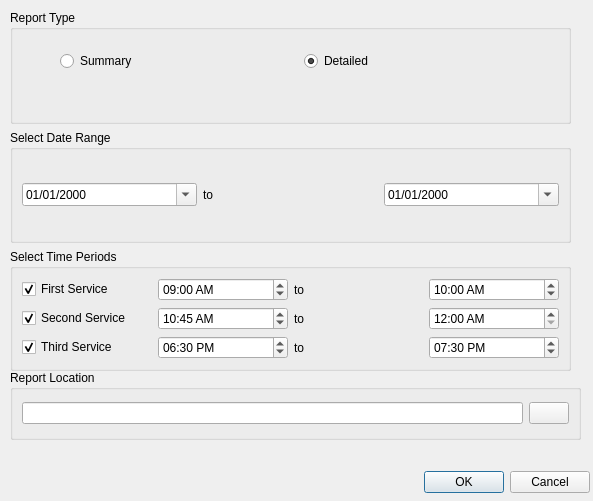
Before: the Qt Designer form resources/forms/songusagedetaildialog.ui in zonArt/openlp, drawn with Qt 5.
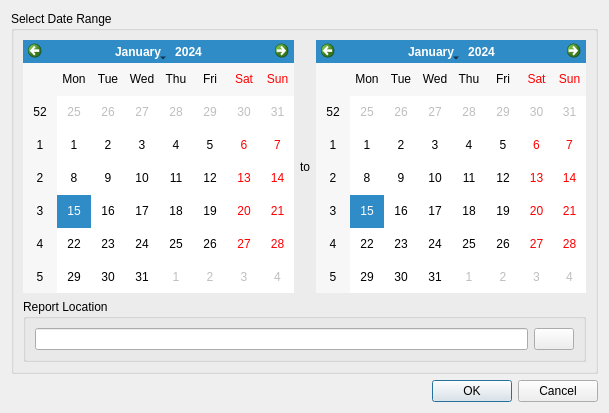
After: the same form once the commit is applied. Icons and pictures are not drawn.

Commit message: New alert tag features and song usage dialog

```diff
--- a/resources/forms/songusagedetaildialog.ui
+++ b/resources/forms/songusagedetaildialog.ui
@@ -6,299 +6,81 @@
    <rect>
     <x>0</x>
     <y>0</y>
-    <width>593</width>
-    <height>501</height>
+    <width>609</width>
+    <height>413</height>
    </rect>
   </property>
   <property name="windowTitle">
    <string>Audit Detail Extraction</string>
   </property>
-  <widget class="QDialogButtonBox" name="buttonBox">
-   <property name="geometry">
-    <rect>
-     <x>420</x>
-     <y>470</y>
-     <width>170</width>
-     <height>25</height>
-    </rect>
-   </property>
-   <property name="standardButtons">
-    <set>QDialogButtonBox::Cancel|QDialogButtonBox::Ok</set>
-   </property>
-  </widget>
-  <widget class="QGroupBox" name="FileGroupBox">
-   <property name="geometry">
-    <rect>
-     <x>10</x>
-     <y>370</y>
-     <width>571</width>
-     <height>70</height>
-    </rect>
-   </property>
-   <property name="title">
-    <string>Report Location</string>
-   </property>
-   <layout class="QVBoxLayout" name="verticalLayout_4">
-    <item>
-     <layout class="QHBoxLayout" name="horizontalLayout">
+  <layout class="QVBoxLayout" name="verticalLayout">
+   <item>
+    <widget class="QGroupBox" name="DateRangeGroupBox">
+     <property name="title">
+      <string>Select Date Range</string>
+     </property>
+     <layout class="QVBoxLayout" name="verticalLayout_2">
       <item>
-       <widget class="QLineEdit" name="FileLineEdit"/>
+       <layout class="QHBoxLayout" name="DateHorizontalLayout">
+        <item>
+         <widget class="QCalendarWidget" name="FromDate"/>
+        </item>
+        <item>
+         <widget class="QLabel" name="ToLabel">
+          <property name="text">
+           <string>to</string>
+          </property>
+          <property name="scaledContents">
+           <bool>false</bool>
+          </property>
+          <property name="alignment">
+           <set>Qt::AlignCenter</set>
+          </property>
+         </widget>
+        </item>
+        <item>
+         <widget class="QCalendarWidget" name="ToDate"/>
+        </item>
+       </layout>
       </item>
       <item>
-       <widget class="QPushButton" name="SaveFilePushButton">
-        <property name="text">
-         <string/>
+       <widget class="QGroupBox" name="FileGroupBox">
+        <property name="title">
+         <string>Report Location</string>
         </property>
-        <property name="icon">
-         <iconset resource="../images/openlp-2.qrc">
-          <normaloff>:/exports/export_load.png</normaloff>:/exports/export_load.png</iconset>
-        </property>
+        <layout class="QVBoxLayout" name="verticalLayout_4">
+         <item>
+          <layout class="QHBoxLayout" name="horizontalLayout">
+           <item>
+            <widget class="QLineEdit" name="FileLineEdit"/>
+           </item>
+           <item>
+            <widget class="QPushButton" name="SaveFilePushButton">
+             <property name="text">
+              <string/>
+             </property>
+             <property name="icon">
+              <iconset resource="../images/openlp-2.qrc">
+               <normaloff>:/exports/export_load.png</normaloff>:/exports/export_load.png</iconset>
+             </property>
+            </widget>
+           </item>
+          </layout>
+         </item>
+        </layout>
        </widget>
       </item>
      </layout>
-    </item>
-   </layout>
-  </widget>
-  <widget class="QWidget" name="layoutWidget">
-   <property name="geometry">
-    <rect>
-     <x>10</x>
-     <y>10</y>
-     <width>561</width>
-     <height>361</height>
-    </rect>
-   </property>
-   <layout class="QVBoxLayout" name="verticalLayout_3">
-    <item>
-     <widget class="QGroupBox" name="ReportTypeGroup">
-      <property name="title">
-       <string>Report Type</string>
-      </property>
-      <widget class="QWidget" name="layoutWidget">
-       <property name="geometry">
-        <rect>
-         <x>50</x>
-         <y>40</y>
-         <width>481</width>
-         <height>23</height>
-        </rect>
-       </property>
-       <layout class="QHBoxLayout" name="ReportHorizontalLayout">
-        <item>
-         <widget class="QRadioButton" name="SummaryReport">
-          <property name="text">
-           <string>Summary</string>
-          </property>
-         </widget>
-        </item>
-        <item>
-         <widget class="QRadioButton" name="DetailedReport">
-          <property name="text">
-           <string>Detailed</string>
-          </property>
-          <property name="checked">
-           <bool>true</bool>
-          </property>
-         </widget>
-        </item>
-       </layout>
-      </widget>
-     </widget>
-    </item>
-    <item>
-     <widget class="QGroupBox" name="DateRangeGroupBox">
-      <property name="title">
-       <string>Select Date Range</string>
-      </property>
-      <layout class="QVBoxLayout" name="verticalLayout_2">
-       <item>
-        <layout class="QHBoxLayout" name="DateHorizontalLayout">
-         <item>
-          <widget class="QDateEdit" name="FromDateEdit">
-           <property name="displayFormat">
-            <string>dd/MM/yyyy</string>
-           </property>
-           <property name="calendarPopup">
-            <bool>true</bool>
-           </property>
-          </widget>
-         </item>
-         <item>
-          <widget class="QLabel" name="To">
-           <property name="text">
-            <string>to</string>
-           </property>
-          </widget>
-         </item>
-         <item>
-          <widget class="QDateEdit" name="ToDateEdit">
-           <property name="displayFormat">
-            <string>dd/MM/yyyy</string>
-           </property>
-           <property name="calendarPopup">
-            <bool>true</bool>
-           </property>
-          </widget>
-         </item>
-        </layout>
-       </item>
-      </layout>
-     </widget>
-    </item>
-    <item>
-     <widget class="QGroupBox" name="TimePeriodGroupBox">
-      <property name="title">
-       <string>Select Time Periods</string>
-      </property>
-      <layout class="QVBoxLayout" name="verticalLayout">
-       <item>
-        <layout class="QHBoxLayout" name="FirstHorizontalLayout">
-         <item>
-          <widget class="QCheckBox" name="FirstCheckBox">
-           <property name="text">
-            <string>First Service</string>
-           </property>
-           <property name="checked">
-            <bool>true</bool>
-           </property>
-          </widget>
-         </item>
-         <item>
-          <widget class="QTimeEdit" name="FirstFromTimeEdit">
-           <property name="displayFormat">
-            <string>hh:mm AP</string>
-           </property>
-           <property name="time">
-            <time>
-             <hour>9</hour>
-             <minute>0</minute>
-             <second>0</second>
-            </time>
-           </property>
-          </widget>
-         </item>
-         <item>
-          <widget class="QLabel" name="FirstTo">
-           <property name="text">
-            <string>to</string>
-           </property>
-          </widget>
-         </item>
-         <item>
-          <widget class="QTimeEdit" name="FirstToTimeEdit">
-           <property name="displayFormat">
-            <string>hh:mm AP</string>
-           </property>
-           <property name="calendarPopup">
-            <bool>true</bool>
-           </property>
-           <property name="time">
-            <time>
-             <hour>10</hour>
-             <minute>0</minute>
-             <second>0</second>
-            </time>
-           </property>
-          </widget>
-         </item>
-        </layout>
-       </item>
-       <item>
-        <layout class="QHBoxLayout" name="SecondHorizontalLayout">
-         <item>
-          <widget class="QCheckBox" name="SecondCheckBox">
-           <property name="text">
-            <string>Second Service</string>
-           </property>
-           <property name="checked">
-            <bool>true</bool>
-           </property>
-          </widget>
-         </item>
-         <item>
-          <widget class="QTimeEdit" name="SecondFromTimeEdit">
-           <property name="displayFormat">
-            <string>hh:mm AP</string>
-           </property>
-           <property name="time">
-            <time>
-             <hour>10</hour>
-             <minute>45</minute>
-             <second>0</second>
-            </time>
-           </property>
-          </widget>
-         </item>
-         <item>
-          <widget class="QLabel" name="SecondTo">
-           <property name="text">
-            <string>to</string>
-           </property>
-          </widget>
-         </item>
-         <item>
-          <widget class="QTimeEdit" name="SecondToTimeEdit">
-           <property name="displayFormat">
-            <string>hh:mm AP</string>
-           </property>
-          </widget>
-         </item>
-        </layout>
-       </item>
-       <item>
-        <layout class="QHBoxLayout" name="ThirdHorizontalLayout">
-         <item>
-          <widget class="QCheckBox" name="ThirdCheckBox">
-           <property name="text">
-            <string>Third Service</string>
-           </property>
-           <property name="checked">
-            <bool>true</bool>
-           </property>
-          </widget>
-         </item>
-         <item>
-          <widget class="QTimeEdit" name="ThirdFromTimeEdit">
-           <property name="displayFormat">
-            <string>hh:mm AP</string>
-           </property>
-           <property name="time">
-            <time>
-             <hour>18</hour>
-             <minute>30</minute>
-             <second>0</second>
-            </time>
-           </property>
-          </widget>
-         </item>
-         <item>
-          <widget class="QLabel" name="ThirdTo">
-           <property name="text">
-            <string>to</string>
-           </property>
-          </widget>
-         </item>
-         <item>
-          <widget class="QTimeEdit" name="ThirdToTimeEdit">
-           <property name="displayFormat">
-            <string>hh:mm AP</string>
-           </property>
-           <property name="time">
-            <time>
-             <hour>19</hour>
-             <minute>30</minute>
-             <second>0</second>
-            </time>
-           </property>
-          </widget>
-         </item>
-        </layout>
-       </item>
-      </layout>
-     </widget>
-    </item>
-   </layout>
-  </widget>
+    </widget>
+   </item>
+   <item>
+    <widget class="QDialogButtonBox" name="buttonBox">
+     <property name="standardButtons">
+      <set>QDialogButtonBox::Cancel|QDialogButtonBox::Ok</set>
+     </property>
+    </widget>
+   </item>
+  </layout>
  </widget>
  <resources>
   <include location="../images/openlp-2.qrc"/>
```
Left out of the diff: 48 changed lines with no effect on the pictures. The commit also changes 2 other files.
